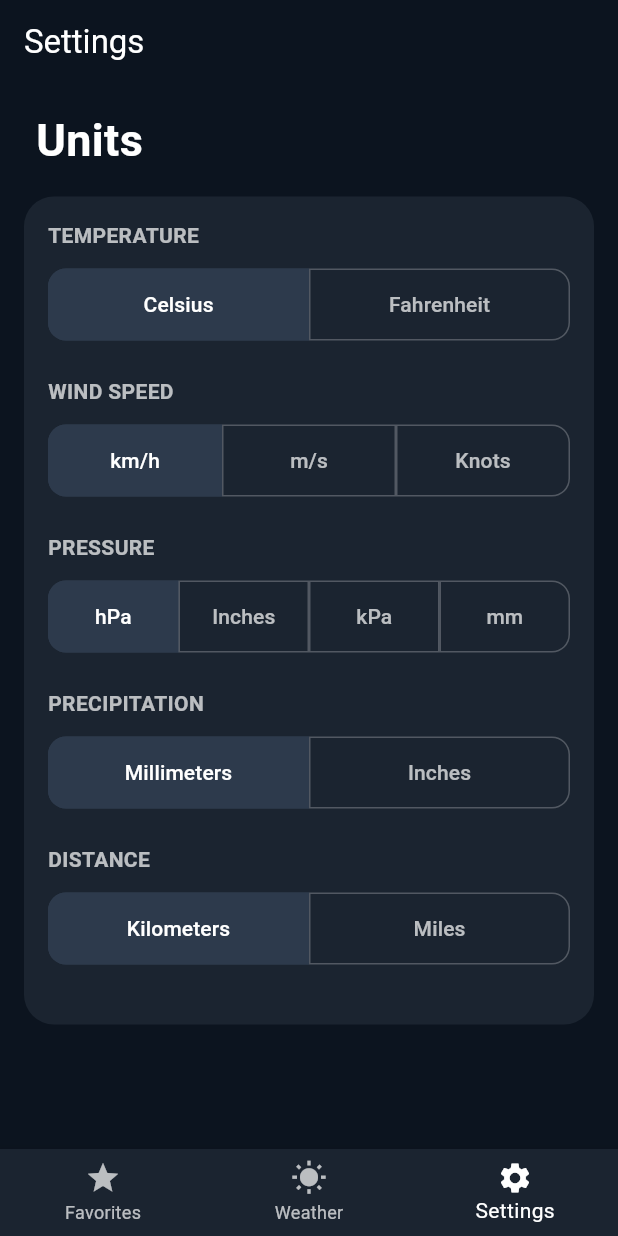
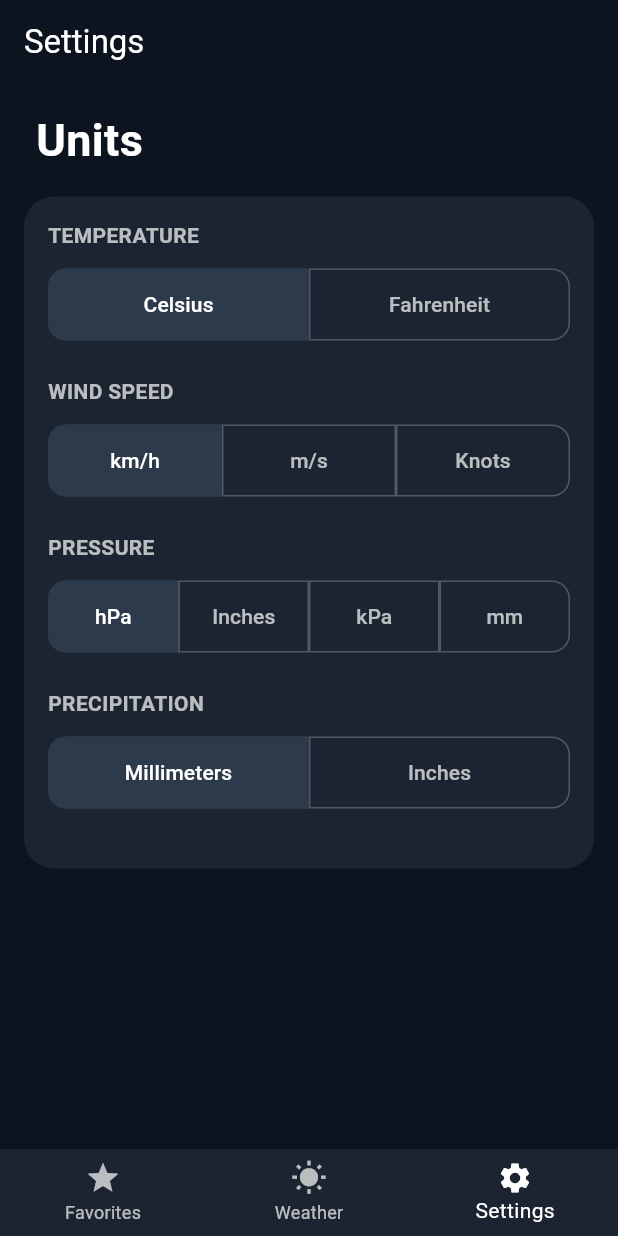
Before and after one commit to ritaleite03/FEUP-MEIC-CPM, a Flutter app: the SettingsPage screen opened directly, on a phone screen of 412 x 824 dp. Run offline on Flutter 3.47's test engine with Material 3 defaults, Android fonts, the phone set to English and light mode, and no system bars; our stand-ins replace fl_chart, flutter_dotenv, shared_preferences, sqflite; missing offline and left inert: flame; accounts and stored records are empty.

Commit message:
removed distance from settings

```diff
--- a/project_2/app/lib/pages/settings.dart
+++ b/project_2/app/lib/pages/settings.dart
@@ -15,7 +15,6 @@
   final List<bool> _windSelection = [true, false, false];
   final List<bool> _pressureSelection = [false, false, false, true];
   final List<bool> _precipSelection = [true, false];
-  final List<bool> _distanceSelection = [true, false];
 
   void _saveSelection(String key, int index) async {
     final prefs = await SharedPreferences.getInstance();
@@ -51,7 +50,6 @@
     _loadSelection('wind', _windSelection);
     _loadSelection('pressure', _pressureSelection);
     _loadSelection('precip', _precipSelection);
-    _loadSelection('distance', _distanceSelection);
   }
 
   Future<String> _loadSavedCity() async {
@@ -194,19 +192,6 @@
                       _saveSelection('precip', index);
                     },
                   ),
-                  _buildSubSection(
-                    'DISTANCE',
-                    ['Kilometers', 'Miles'],
-                    _distanceSelection,
-                    (index) {
-                      setState(() {
-                        for (int i = 0; i < _distanceSelection.length; i++) {
-                          _distanceSelection[i] = i == index;
-                        }
-                      });
-                      _saveSelection('distance', index);
-                    },
-                  ),
                 ],
               ),
             ),
```
